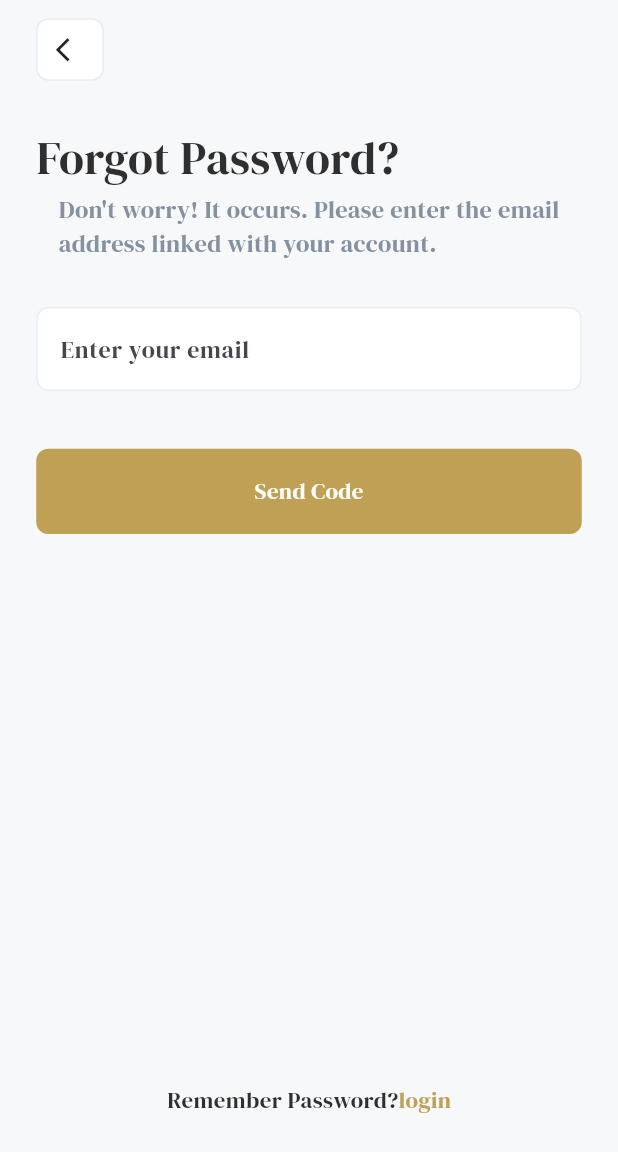
After one commit to abohanafy7ragab/Bookia, a Flutter app: the ForgetPasswordScreen screen opened by its route, on a phone screen of 412 x 824 dp. The commit adds this screen. Shown: the top 1152 px of the screen. Run offline on Flutter 3.47's test engine with Material 3 defaults, Android fonts, the phone set to English and light mode, and no system bars; our stand-ins replace bloc, dio, easy_localization, flutter_bloc, flutter_screenutil, pretty_dio_logger and 2 more; accounts and stored records are empty.

Commit message:
forget password screen

```diff
--- a/lib/core/routes/app_router.dart
+++ b/lib/core/routes/app_router.dart
@@ -5,6 +5,9 @@ import 'package:bookia/features/auth/presntation/ui/register_screen.dart';
 import 'package:bookia/features/book_details/presentation/cubit/book_details_cubit.dart';
 import 'package:bookia/features/book_details/presentation/ui/book_details_screen.dart';
 import 'package:bookia/features/bottom_nav_bar/presentation/ui/bottm_nav_Bar_screen.dart';
+import 'package:bookia/features/forget_password/presentation/cubit/forget_password_cubit.dart';
+import 'package:bookia/features/forget_password/presentation/ui/forget_password_screen.dart';
+import 'package:bookia/features/forget_password/presentation/ui/otp_verifcation.dart';
 import 'package:bookia/features/home/presentation/cubit/home_cubit.dart';
 import 'package:bookia/features/home/presentation/ui/home_screen.dart';
 import 'package:bookia/features/home/presentation/ui/search_screen.dart';
@@ -35,10 +38,12 @@ class AppRouter {
           ),
         );
       case AppRoutes.registerScreen:
-        return MaterialPageRoute(builder: (_) => BlocProvider(
-          create: (context) => AuthCubit(),
-          child: RegisterScreen()
-          ));
+        return MaterialPageRoute(
+          builder: (_) => BlocProvider(
+            create: (context) => AuthCubit(),
+            child: RegisterScreen(),
+          ),
+        );
       case AppRoutes.searchScreen:
         return MaterialPageRoute(
           builder: (_) => BlocProvider(
@@ -56,6 +61,15 @@ class AppRouter {
         );
       case AppRoutes.bottomNavBarScreen:
         return MaterialPageRoute(builder: (_) => BottmNavBarScreen());
+      case AppRoutes.forgetPasswordScreen:
+        return MaterialPageRoute(
+          builder: (_) => BlocProvider(
+            create: (context) => ForgetPasswordCubit(),
+            child: ForgetPasswordScreen(),
+          ),
+        );
+      case AppRoutes.OtpVerifcation:
+        return MaterialPageRoute(builder: (_) => OtpVerifcation());
     }
     return null;
   }
--- a/lib/core/routes/app_routes.dart
+++ b/lib/core/routes/app_routes.dart
@@ -6,4 +6,6 @@ class AppRoutes {
   static const String searchScreen = "search_screen";
   static const String bookDetailsScreen = "book_details_screen";
   static const String bottomNavBarScreen = "bottom_nav_bar_screen";
+  static const String forgetPasswordScreen = "forget_password_screen";
+  static const String OtpVerifcation = "otp_verfcation_screen";
 }
--- a/lib/core/theme/app_text_style.dart
+++ b/lib/core/theme/app_text_style.dart
@@ -37,5 +37,8 @@ class AppTextStyle {
   static TextStyle f18Black600 = TextStyle(
     color: AppColors.dark,fontSize: 18.sp,fontWeight: FontWeight(600)
   );
+  static TextStyle f16grayRegular = TextStyle(
+    color: AppColors.gray,fontSize: 16.sp
+  );
 
 }
--- a/lib/features/auth/presntation/ui/register_screen.dart
+++ b/lib/features/auth/presntation/ui/register_screen.dart
@@ -3,7 +3,6 @@ import 'package:bookia/core/routes/app_routes.dart';
 import 'package:bookia/core/theme/app_text_style.dart';
 import 'package:bookia/core/widgets/app_button.dart';
 import 'package:bookia/core/widgets/arrow_back.dart';
-import 'package:bookia/core/widgets/custom_text_form_field.dart';
 import 'package:bookia/features/auth/presntation/cubit/cubit/auth_cubit.dart';
 import 'package:flutter/cupertino.dart';
 import 'package:flutter/material.dart';
--- /dev/null
+++ b/lib/features/forget_password/data/repo/forget_password_repo.dart
@@ -0,0 +1,22 @@
+import 'package:bookia/core/networking/api_result.dart';
+import 'package:dio/dio.dart';
+
+class ForgetPasswordRepo {
+  static Dio dio = Dio();
+
+  static Future<ApiResult> sendEmail({required String email}) async {
+    try {
+      final response = await dio.post(
+        "https://codingarabic.eraapro.com/api/forget-password",
+        data: {"email": email},
+      );
+      if (response.statusCode == 500) {
+        return Success("data");
+      } else {
+        return Error("message");
+      }
+    } catch (e) {
+      return Error("message");
+    }
+  }
+}
--- /dev/null
+++ b/lib/features/forget_password/presentation/cubit/forget_password_cubit.dart
@@ -0,0 +1,24 @@
+import 'package:bloc/bloc.dart';
+import 'package:bookia/core/networking/api_result.dart';
+import 'package:bookia/features/forget_password/data/repo/forget_password_repo.dart';
+import 'package:meta/meta.dart';
+
+part 'forget_password_state.dart';
+
+class ForgetPasswordCubit extends Cubit<ForgetPasswordState> {
+  ForgetPasswordCubit() : super(ForgetPasswordInitial());
+
+  Future<void> forgetPassword({required String email}) async {
+    emit(ForgetPasswordLaoding());
+    try {
+      final response = await ForgetPasswordRepo.sendEmail(email: email);
+      if (response is Success) {
+        emit(ForgetPasswordSuccuss());
+      } else {
+        emit(ForgetPasswordError());
+      }
+    } catch (e) {
+      emit(ForgetPasswordError());
+    }
+  }
+}
--- /dev/null
+++ b/lib/features/forget_password/presentation/cubit/forget_password_state.dart
@@ -0,0 +1,9 @@
+part of 'forget_password_cubit.dart';
+
+@immutable
+sealed class ForgetPasswordState {}
+
+final class ForgetPasswordInitial extends ForgetPasswordState {}
+final class ForgetPasswordSuccuss extends ForgetPasswordState {}
+final class ForgetPasswordError extends ForgetPasswordState {}
+final class ForgetPasswordLaoding extends ForgetPasswordState {}
--- /dev/null
+++ b/lib/features/forget_password/presentation/ui/forget_password_screen.dart
@@ -0,0 +1,124 @@
+import 'package:bookia/core/routes/app_routes.dart';
+import 'package:bookia/core/theme/app_colors.dart';
+import 'package:bookia/core/theme/app_text_style.dart';
+import 'package:bookia/core/widgets/app_button.dart';
+import 'package:bookia/core/widgets/arrow_back.dart';
+import 'package:bookia/features/forget_password/presentation/cubit/forget_password_cubit.dart';
+import 'package:flutter/cupertino.dart';
+import 'package:flutter/material.dart';
+import 'package:flutter_bloc/flutter_bloc.dart';
+import 'package:flutter_screenutil/flutter_screenutil.dart';
+
+class ForgetPasswordScreen extends StatelessWidget {
+  new({super.key});
+  final _emailController = TextEditingController();
+  final _emailRegex = RegExp(r'@');
+  final key = GlobalKey<FormState>();
+  @override
+  Widget build(BuildContext context) {
+    return Scaffold(
+      body: SafeArea(
+        child: Padding(
+          padding: EdgeInsets.symmetric(horizontal: 22.0.w),
+          child: Column(
+            children: [
+              12.verticalSpace,
+              ArrowBack(),
+              30.verticalSpace,
+              Align(
+                alignment: Alignment.centerLeft,
+                child: Text("Forgot Password?", style: AppTextStyle.f30Regular),
+              ),
+              Text(
+                "Don't worry! It occurs. Please enter the email\naddress linked with your account.",
+                style: AppTextStyle.f16grayRegular,
+              ),
+              30.verticalSpace,
+              BlocListener<ForgetPasswordCubit, ForgetPasswordState>(
+                listener: (context, state) {
+                  if (state is ForgetPasswordLaoding) {
+                    showDialog(
+                      context: context,
+                      barrierDismissible: false,
+                      builder: (context) => AlertDialog(
+                        content: Center(child: CircularProgressIndicator()),
+                      ),
+                    );
+                  } else if (state is ForgetPasswordSuccuss) {
+                    Navigator.pop(context);
+                    Navigator.pushNamed(context, AppRoutes.OtpVerifcation);
+                  } else {
+                    Navigator.pop(context);
+                    showDialog(
+                      context: context,
+                      // barrierDismissible: false,
+                      builder: (context) => Text("Error"),
+                    );
+                  }
+                },
+                child: Form(
+                  key: key,
+                  autovalidateMode: AutovalidateMode.onUserInteraction,
+                  child: TextFormField(
+                    // obscureText: widget.isPassword && isObscure,
+                    onTapOutside: (event) {
+                      FocusManager.instance.primaryFocus?.unfocus();
+                    },
+                    validator: (value) {
+                      final v = value?.trim() ?? '';
+                      if (v.isEmpty) return 'Email required';
+                      if (!_emailRegex.hasMatch(v)) return 'email is worng';
+                      return null;
+                    },
+                    // autovalidateMode: AutovalidateMode.onUnfocus,
+                    controller: _emailController,
+                    decoration: InputDecoration(
+                      fillColor: Colors.white,
+                      filled: true,
+                      enabledBorder: OutlineInputBorder(
+                        borderRadius: BorderRadius.circular(8),
+                        borderSide: BorderSide(color: AppColors.border),
+                      ),
+                      focusedBorder: OutlineInputBorder(
+                        borderRadius: BorderRadius.circular(8),
+                        borderSide: BorderSide(color: AppColors.main),
+                      ),
+                      errorBorder: OutlineInputBorder(
+                        borderRadius: BorderRadius.circular(8),
+                        borderSide: BorderSide(color: Colors.red),
+                      ),
+                      hintText: "Enter your email",
+                    ),
+                  ),
+                ),
+              ),
+              38.verticalSpace,
+              AppButton(
+                text: "Send Code",
+                onTap: () {
+                  Navigator.pushNamed(context, AppRoutes.OtpVerifcation);
+                },
+              ),
+              361.verticalSpace,
+              Row(
+                mainAxisAlignment: MainAxisAlignment.center,
+                children: [
+                  Text(
+                    "Remember Password?",
+                    style: AppTextStyle.f15gold.copyWith(color: AppColors.dark),
+                  ),
+                  GestureDetector(
+                    onTap: () {
+                      Navigator.pop(context);
+                    },
+                    child: Text("login", style: AppTextStyle.f15gold),
+                  ),
+                ],
+              ),
+            ],
+          ),
+        ),
+      ),
+    );
+  }
+}
```
Also changed, not shown: lib/features/auth/presntation/ui/login_screen.dart (+14 -8 lines), lib/features/forget_password/presentation/ui/otp_verifcation.dart (added, +10 -0 lines), lib/features/home/data/repo/home_repo.dart (+4 -4 lines), 1 other file.
